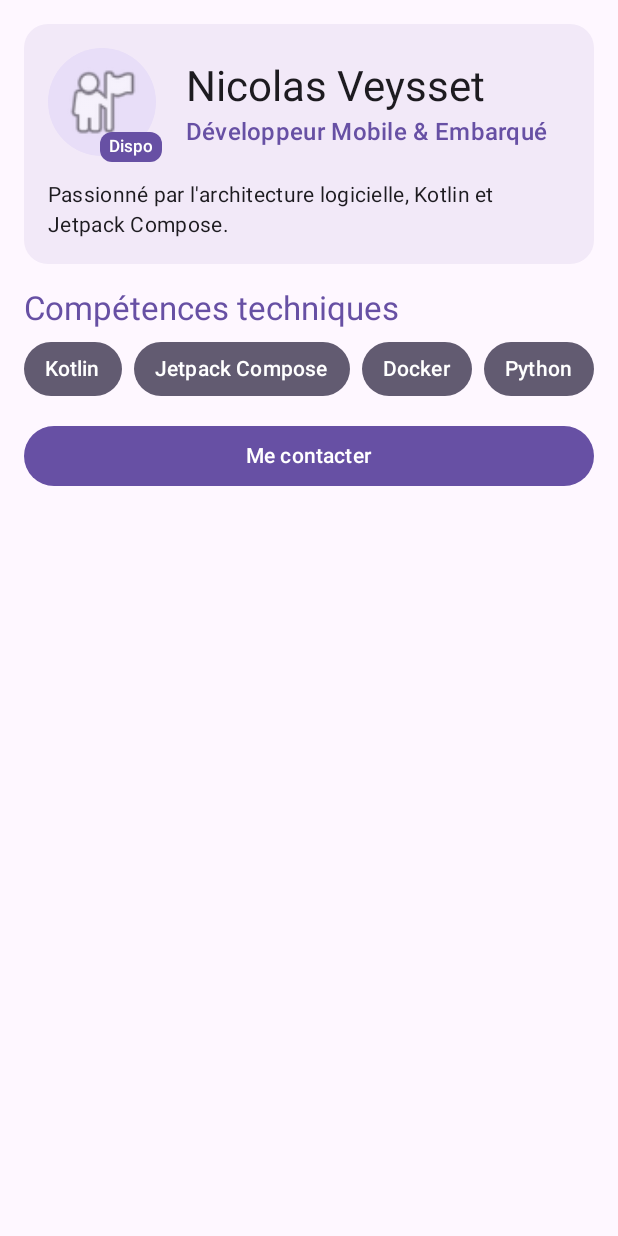
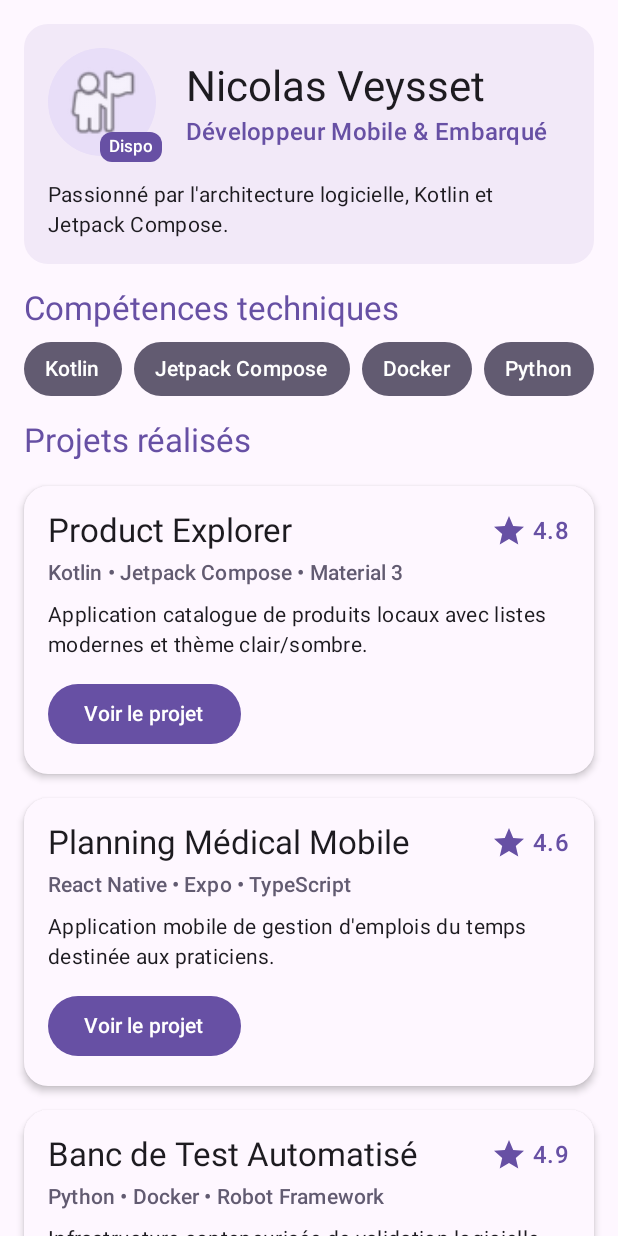
Before and after one commit to nicoveysset/Profildeveloppeur, an Android app built with Jetpack Compose: the screen it shows after launch (MainActivity), on a phone screen of 412 x 824 dp. Run offline under Robolectric (Android 15) with nearby library versions, the phone set to English and light mode, and no system bars.

Commit message:
project card

```diff
--- a/app/src/main/java/com/example/profildeveloppeur/MainActivity.kt
+++ b/app/src/main/java/com/example/profildeveloppeur/MainActivity.kt
@@ -22,7 +22,12 @@ import androidx.compose.foundation.lazy.LazyColumn
 import androidx.compose.foundation.lazy.LazyRow
 import androidx.compose.foundation.lazy.items
 import androidx.compose.foundation.shape.CircleShape
+import androidx.compose.material.icons.Icons
+import androidx.compose.material.icons.filled.Star
 import androidx.compose.material3.Button
+import androidx.compose.material3.Card
+import androidx.compose.material3.CardDefaults
+import androidx.compose.material3.Icon
 import androidx.compose.material3.MaterialTheme
 import androidx.compose.material3.Scaffold
 import androidx.compose.material3.Surface
@@ -45,6 +50,7 @@ class MainActivity : ComponentActivity() {
                     ProfileScreen(
                         profile = sampleDeveloperProfile(),
                         onContactClick = {},
+                        onProjectClick = {},
                         modifier = Modifier.padding(innerPadding)
                     )
                 }
@@ -190,7 +196,6 @@ fun ProfileHeader(
     }
 }
 
-// Badge réutilisable pour afficher une compétence technique
 @Composable
 fun SkillBadge(
     skillName: String,
@@ -210,7 +215,6 @@ fun SkillBadge(
     }
 }
 
-// Section regroupant le titre et le défilement horizontal des compétences
 @Composable
 fun SkillsSection(
     skills: List<String>,
@@ -223,7 +227,6 @@ fun SkillsSection(
             color = MaterialTheme.colorScheme.primary
         )
         Spacer(modifier = Modifier.height(8.dp))
-        // Liste horizontale performante remplaçant l'ancienne boucle forEach
         LazyRow(
             horizontalArrangement = Arrangement.spacedBy(8.dp)
         ) {
@@ -234,10 +237,80 @@ fun SkillsSection(
     }
 }
 
+// Carte réutilisable affichant un projet et une action associée
+@Composable
+fun ProjectCard(
+    project: ProjectUi,
+    onClick: () -> Unit,
+    modifier: Modifier = Modifier
+) {
+    Card(
+        modifier = modifier.fillMaxWidth(),
+        shape = MaterialTheme.shapes.large,
+        colors = CardDefaults.cardColors(
+            containerColor = MaterialTheme.colorScheme.surface
+        ),
+        elevation = CardDefaults.cardElevation(
+            defaultElevation = 3.dp
+        )
+    ) {
+        Column(
+            modifier = Modifier.padding(16.dp)
+        ) {
+            // Ligne supérieure : titre du projet à gauche, icône étoile et note à droite
+            Row(
+                verticalAlignment = Alignment.CenterVertically,
+                modifier = Modifier.fillMaxWidth()
+            ) {
+                Text(
+                    text = project.title,
+                    style = MaterialTheme.typography.titleLarge,
+                    color = MaterialTheme.colorScheme.onSurface,
+                    modifier = Modifier.weight(1f)
+                )
+                Icon(
+                    imageVector = Icons.Default.Star,
+                    contentDescription = "Note du projet",
+                    tint = MaterialTheme.colorScheme.primary
+                )
+                Spacer(modifier = Modifier.width(4.dp))
+                Text(
+                    text = "${project.rating}",
+                    style = MaterialTheme.typography.titleMedium,
+                    color = MaterialTheme.colorScheme.primary
+                )
+            }
+
+            Spacer(modifier = Modifier.height(4.dp))
+
+            Text(
+                text = project.techStack,
+                style = MaterialTheme.typography.labelLarge,
+                color = MaterialTheme.colorScheme.secondary
+            )
+
+            Spacer(modifier = Modifier.height(8.dp))
+
+            Text(
+                text = project.description,
+                style = MaterialTheme.typography.bodyMedium,
+                color = MaterialTheme.colorScheme.onSurface
+            )
+
+            Spacer(modifier = Modifier.height(12.dp))
+
+            Button(onClick = onClick) {
+                Text(text = "Voir le projet")
+            }
+        }
+    }
+}
+
 @Composable
 fun ProfileScreen(
     profile: DeveloperProfileUi,
     onContactClick: () -> Unit,
+    onProjectClick: (ProjectUi) -> Unit,
     modifier: Modifier = Modifier
 ) {
     LazyColumn(
@@ -257,6 +330,23 @@ fun ProfileScreen(
             SkillsSection(skills = profile.skills)
         }
         item {
+            Text(
+                text = "Projets réalisés",
+                style = MaterialTheme.typography.titleLarge,
+                color = MaterialTheme.colorScheme.primary
+            )
+        }
+        // Affichage performant de la liste des projets avec clé unique
+        items(
+            items = profile.projects,
+            key = { project -> project.id }
+        ) { project ->
+            ProjectCard(
+                project = project,
+                onClick = { onProjectClick(project) }
+            )
+        }
+        item {
             Button(
                 onClick = onContactClick,
                 modifier = Modifier.fillMaxWidth()
@@ -273,7 +363,8 @@ fun ProfileScreenAvailablePreview() {
     MaterialTheme {
         ProfileScreen(
             profile = sampleDeveloperProfile(),
-            onContactClick = {}
+            onContactClick = {},
+            onProjectClick = {}
         )
     }
 }
```
